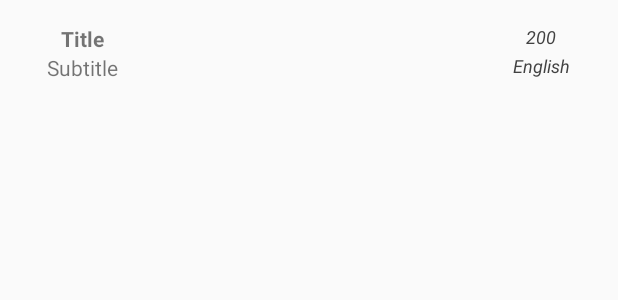
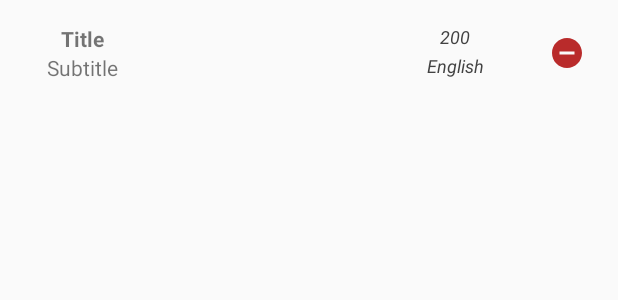
Before and after one commit to pmesa48/ChiperReddit, an Android app: the layout view_holder_subreddit.xml on its own in the app's theme, with its tools: preview values and no code run, on a phone screen of 412 x 824 dp. Shown: the top 300 px of the screen. Run offline under Robolectric (Android 15) with nearby library versions, the phone set to English and light mode, and no system bars.

```diff
--- a/app/src/main/java/com/pmesa/chiperreddit/repo/source/cache/SubRedditDao.kt
+++ b/app/src/main/java/com/pmesa/chiperreddit/repo/source/cache/SubRedditDao.kt
@@ -17,4 +17,7 @@ interface SubRedditDao {
 
     @Update(entity = RoomSubReddit::class, onConflict = OnConflictStrategy.REPLACE)
     fun update(it: RoomSubReddit)
+
+    @Delete(entity = RoomSubReddit::class)
+    fun delete(it: RoomSubReddit)
 }
--- a/app/src/main/java/com/pmesa/chiperreddit/view/list/SubRedditListFragment.kt
+++ b/app/src/main/java/com/pmesa/chiperreddit/view/list/SubRedditListFragment.kt
@@ -41,8 +41,10 @@ class SubRedditListFragment : Fragment() {
         viewAdapter = SubRedditListAdapter( { position: Int, subReddit: RoomSubReddit ->
             debug(TAG, "Clicked position #$position - ${subReddit.displayName}")
             goToSubReddit(subReddit)
-        }, {
+        }, {//UPDATE
             viewModel.update(it)
+        }, {//DELETE
+            viewModel.delete(it)
         })
         subreddits_rv.adapter = viewAdapter
         subreddits_rv.layoutManager = LinearLayoutManager(context)
--- /dev/null
+++ b/app/src/main/res/drawable/ic_remove.xml
@@ -0,0 +1,5 @@
+<vector android:height="24dp" android:tint="#B92B2B"
+    android:viewportHeight="24.0" android:viewportWidth="24.0"
+    android:width="24dp" xmlns:android="http://schemas.android.com/apk/res/android">
+    <path android:fillColor="#B92B2B" android:pathData="M12,2C6.48,2 2,6.48 2,12s4.48,10 10,10 10,-4.48 10,-10S17.52,2 12,2zM17,13L7,13v-2h10v2z"/>
+</vector>
--- a/app/src/main/res/layout/view_holder_subreddit.xml
+++ b/app/src/main/res/layout/view_holder_subreddit.xml
@@ -2,6 +2,7 @@
 <androidx.constraintlayout.widget.ConstraintLayout
     xmlns:android="http://schemas.android.com/apk/res/android"
     xmlns:app="http://schemas.android.com/apk/res-auto"
+    xmlns:tools="http://schemas.android.com/tools"
     android:orientation="vertical"
     android:layout_width="match_parent"
     android:layout_height="wrap_content"
@@ -47,7 +48,7 @@
         android:textStyle="italic"
         app:layout_constraintBottom_toBottomOf="parent"
         app:layout_constraintEnd_toEndOf="parent"
-        app:layout_constraintHorizontal_bias="0.93"
+        app:layout_constraintHorizontal_bias="0.77"
         app:layout_constraintStart_toStartOf="parent"
         app:layout_constraintTop_toTopOf="parent"
         app:layout_constraintVertical_bias="0.0" />
@@ -66,6 +67,16 @@
         app:layout_constraintStart_toStartOf="@+id/subscribers_tv"
         app:layout_constraintTop_toBottomOf="@+id/subscribers_tv" />
 
+    <ImageView
+        android:id="@+id/remove_iv"
+        android:layout_width="wrap_content"
+        android:layout_height="wrap_content"
+        android:src="@drawable/ic_remove"
+        app:layout_constraintBottom_toBottomOf="parent"
+        app:layout_constraintEnd_toEndOf="parent"
+        app:layout_constraintHorizontal_bias="0.9"
+        app:layout_constraintStart_toEndOf="@id/subscribers_tv"
+        app:layout_constraintTop_toTopOf="parent" />
 
 
 
```
Also changed, not shown: app/src/main/java/com/pmesa/chiperreddit/repo/SubRedditRepository.kt (+11 -0 lines), app/src/main/java/com/pmesa/chiperreddit/view/list/SubRedditListAdapter.kt (+7 -3 lines), app/src/main/java/com/pmesa/chiperreddit/viewmodel/SubRedditListViewModel.kt (+8 -4 lines).
